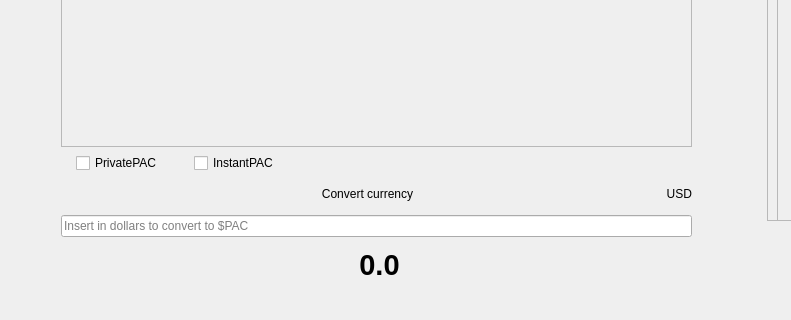
Above: src/qt/forms/sendcoinsdialog.ui from PACCommunity/PAC before the change; both pictures show x 0 to 791 and y 259 to 579 of the 1133 by 579 pixel window. Below: the same form after it.
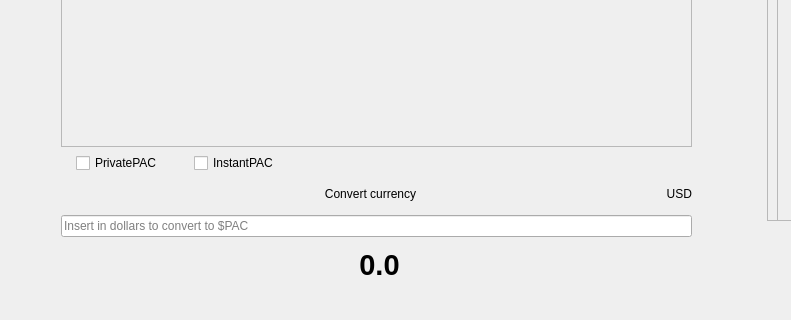
That is the form after the change. Custom widgets are drawn as their Qt base class.

Commit message: Qslider css,  recent transactions font size, pac to usd width

The edit to the form file:
```diff
--- a/src/qt/forms/sendcoinsdialog.ui
+++ b/src/qt/forms/sendcoinsdialog.ui
@@ -918,7 +918,7 @@
               </property>
               <property name="sizeHint" stdset="0">
                <size>
-                <width>200</width>
+                <width>20</width>
                 <height>20</height>
                </size>
               </property>
@@ -926,6 +926,12 @@
             </item>
             <item>
              <widget class="QLabel" name="label_6">
+              <property name="sizePolicy">
+               <sizepolicy hsizetype="Expanding" vsizetype="Preferred">
+                <horstretch>0</horstretch>
+                <verstretch>0</verstretch>
+               </sizepolicy>
+              </property>
               <property name="text">
                <string>Convert currency</string>
               </property>
```
Left out of the diff: 6 changed lines with no effect on the pictures. The commit also changes 2 other files.
